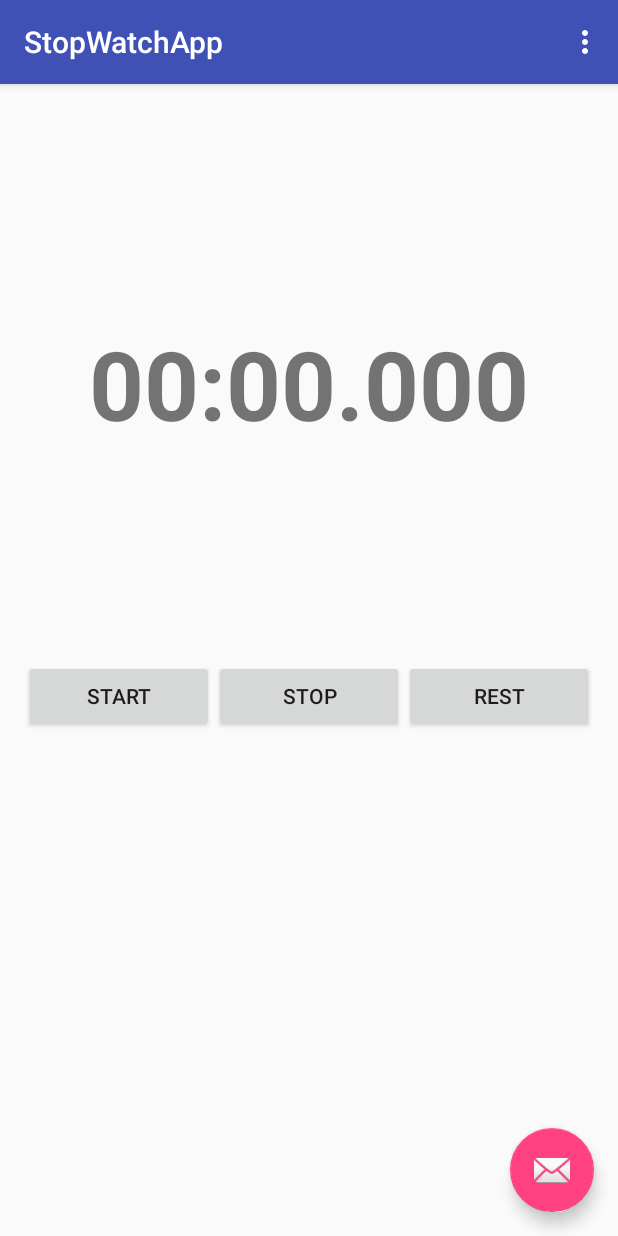
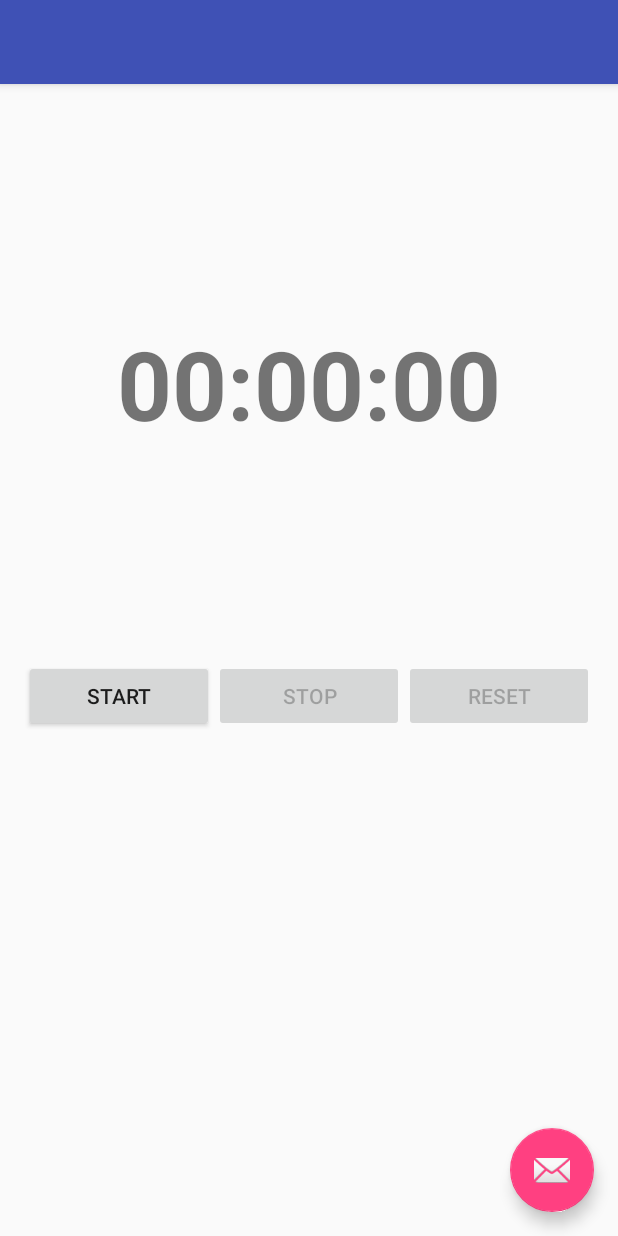
Before and after one commit to FumiakiSaito/AndroidStopWatch, an Android app: the screen it shows after launch (MainActivity), on a phone screen of 412 x 824 dp. Run offline under Robolectric (Android 15) with nearby library versions, the phone set to English and light mode, and no system bars.

Commit message:
ロジック追加

```diff
--- a/StopWatchApp/app/src/main/java/com/example/fumiaki/stopwatchapp/MainActivity.java
+++ b/StopWatchApp/app/src/main/java/com/example/fumiaki/stopwatchapp/MainActivity.java
@@ -1,52 +1,83 @@
 package com.example.fumiaki.stopwatchapp;
 
+import android.os.Handler;
+import android.os.SystemClock;
+import android.support.v7.app.ActionBarActivity;
 import android.os.Bundle;
-import android.support.design.widget.FloatingActionButton;
-import android.support.design.widget.Snackbar;
-import android.support.v7.app.AppCompatActivity;
-import android.support.v7.widget.Toolbar;
-import android.view.View;
 import android.view.Menu;
 import android.view.MenuItem;
+import android.view.View;
+import android.widget.Button;
+import android.widget.TextView;
 
-public class MainActivity extends AppCompatActivity {
+import java.text.SimpleDateFormat;
+import java.util.Locale;
+
+
+public class MainActivity extends ActionBarActivity {
+
+    private long startTime;
+    private long elapsedTime = 0l;
+
+    private Handler handler = new Handler();
+    private Runnable updateTimer;
+
+    private Button startButton;
+    private Button stopButton;
+    private Button resetButton;
+    private TextView timerLabel;
 
     @Override
     protected void onCreate(Bundle savedInstanceState) {
         super.onCreate(savedInstanceState);
         setContentView(R.layout.activity_main);
-        Toolbar toolbar = (Toolbar) findViewById(R.id.toolbar);
-        setSupportActionBar(toolbar);
 
-        FloatingActionButton fab = (FloatingActionButton) findViewById(R.id.fab);
-        fab.setOnClickListener(new View.OnClickListener() {
-            @Override
-            public void onClick(View view) {
-                Snackbar.make(view, "Replace with your own action", Snackbar.LENGTH_LONG)
-                        .setAction("Action", null).show();
-            }
-        });
+        startButton = (Button) findViewById(R.id.startButton);
+        stopButton = (Button) findViewById(R.id.stopButton);
+        resetButton = (Button) findViewById(R.id.resetButton);
+        timerLabel = (TextView) findViewById(R.id.timerLabel);
+
+        setButtonState(true, false, false);
     }
 
-    @Override
-    public boolean onCreateOptionsMenu(Menu menu) {
-        // Inflate the menu; this adds items to the action bar if it is present.
-        getMenuInflater().inflate(R.menu.menu_main, menu);
-        return true;
+    public void setButtonState(boolean start, boolean stop, boolean reset) {
+        startButton.setEnabled(start);
+        stopButton.setEnabled(stop);
+        resetButton.setEnabled(reset);
     }
 
-    @Override
-    public boolean onOptionsItemSelected(MenuItem item) {
-        // Handle action bar item clicks here. The action bar will
-        // automatically handle clicks on the Home/Up button, so long
-        // as you specify a parent activity in AndroidManifest.xml.
-        int id = item.getItemId();
+    public void startTimer(View view) {
+        // startTimeの取得
+        startTime = SystemClock.elapsedRealtime(); // 起動してからの経過時間（ミリ秒）
 
-        //noinspection SimplifiableIfStatement
-        if (id == R.id.action_settings) {
-            return true;
-        }
+        // 一定時間ごとに現在の経過時間を表示
+        // Handler -> Runnable(処理) -> UI
+        updateTimer = new Runnable() {
+            @Override
+            public void run() {
+                long t = SystemClock.elapsedRealtime() - startTime + elapsedTime; // ミリ秒
+                SimpleDateFormat sdf = new SimpleDateFormat("mm:ss.SSS", Locale.US);
+                timerLabel.setText(sdf.format(t));
+                handler.removeCallbacks(updateTimer);
+                handler.postDelayed(updateTimer, 10);
+            }
+        };
+        handler.postDelayed(updateTimer, 10);
 
-        return super.onOptionsItemSelected(item);
+        // ボタンの操作
+        setButtonState(false, true, false);
     }
+
+    public void stopTimer(View view) {
+        elapsedTime += SystemClock.elapsedRealtime() - startTime;
+        handler.removeCallbacks(updateTimer);
+        setButtonState(true, false, true);
+    }
+
+    public void resetTimer(View view) {
+        elapsedTime = 0l;
+        timerLabel.setText(R.string.timer_label);
+        setButtonState(true, false, false);
+    }
+
 }
--- a/StopWatchApp/app/src/main/res/layout/content_main.xml
+++ b/StopWatchApp/app/src/main/res/layout/content_main.xml
@@ -11,7 +11,7 @@
     tools:showIn="@layout/activity_main" tools:context=".MainActivity">
 
     <TextView
-        android:text="00:00.000"
+        android:text="@string/timer_label"
         android:layout_weight="1"
         android:layout_width="match_parent"
         android:gravity="center"
@@ -29,7 +29,7 @@
         <Button
             android:layout_width="0dp"
             android:layout_weight="1"
-            android:text="Start"
+            android:text="@string/start_label"
             android:id="@+id/startButton"
             android:onClick="startTimer"
             android:layout_height="wrap_content" />
@@ -37,7 +37,7 @@
         <Button
             android:layout_width="0dp"
             android:layout_weight="1"
-            android:text="Stop"
+            android:text="@string/stop_label"
             android:id="@+id/stopButton"
             android:onClick="stopTimer"
             android:layout_height="wrap_content" />
@@ -45,7 +45,7 @@
         <Button
             android:layout_width="0dp"
             android:layout_weight="1"
-            android:text="Rest"
+            android:text="@string/reset_label"
             android:id="@+id/resetButton"
             android:onClick="resetTimer"
             android:layout_height="wrap_content" />
--- a/StopWatchApp/app/src/main/res/values/strings.xml
+++ b/StopWatchApp/app/src/main/res/values/strings.xml
@@ -1,4 +1,10 @@
 <resources>
     <string name="app_name">StopWatchApp</string>
     <string name="action_settings">Settings</string>
+
+    <string name="timer_label">00:00:00</string>
+    <string name="start_label">Start</string>
+    <string name="stop_label">Stop</string>
+    <string name="reset_label">Reset</string>
+
 </resources>
```
